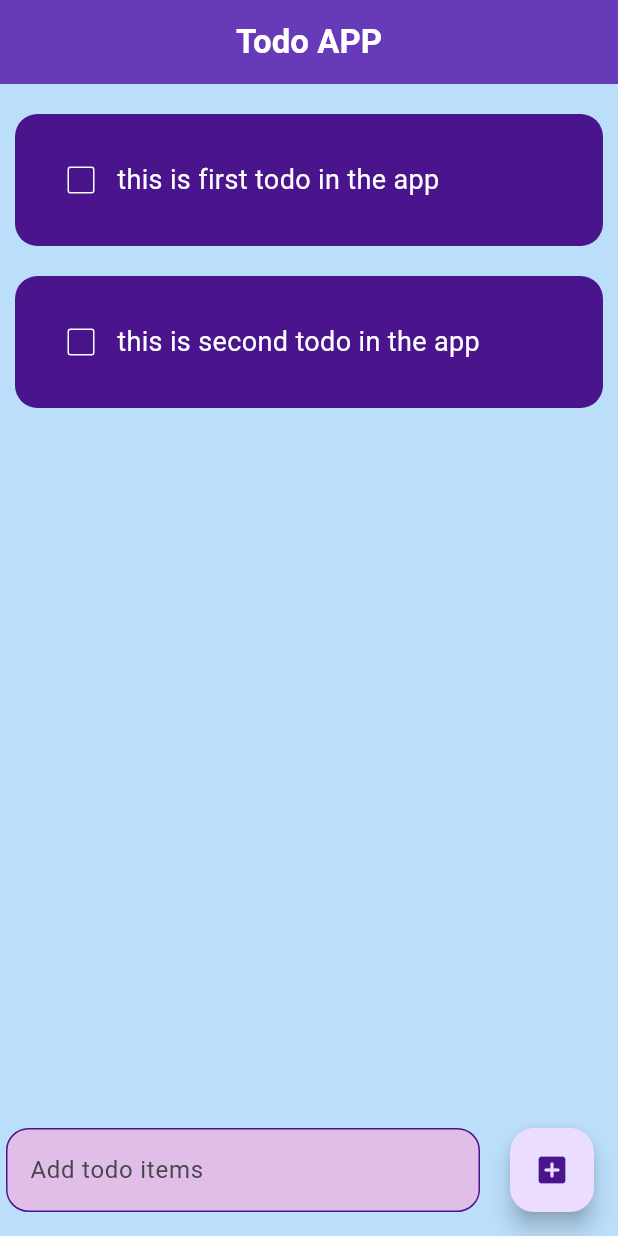
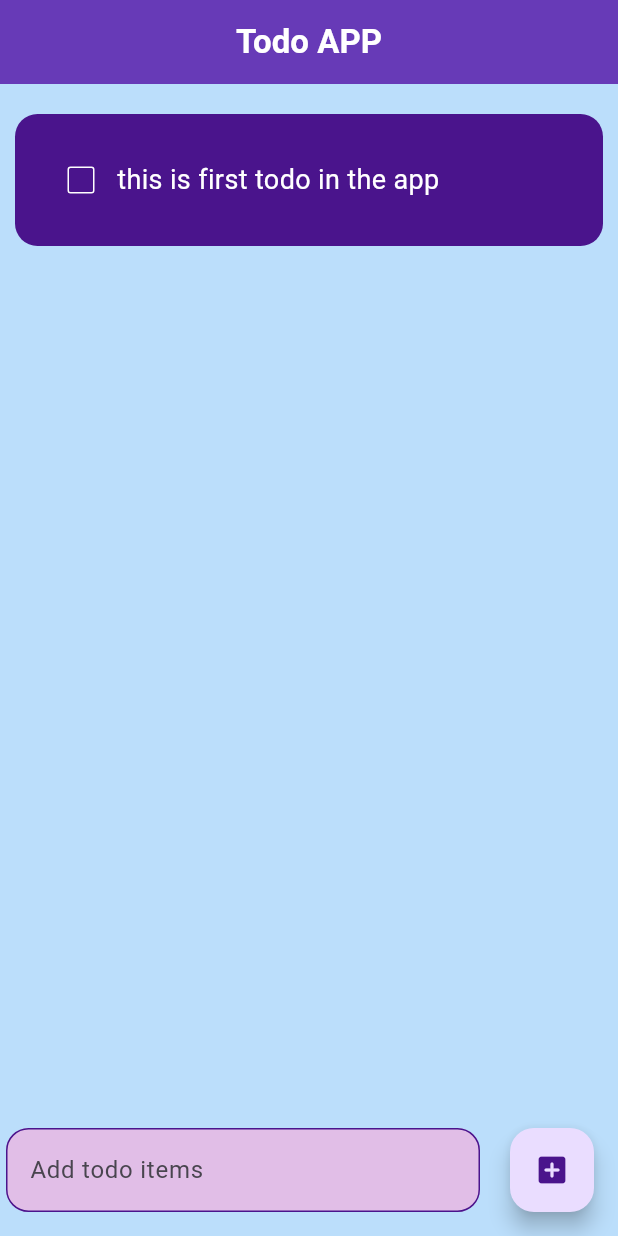
Before and after one commit to mohajjalinkhan/todo_app, a Flutter app: the screen it shows after launch, on a phone screen of 412 x 824 dp. Run offline on Flutter 3.47's test engine with Material 3 defaults, Android fonts, the phone set to English and light mode, and no system bars; drawn by our look-alikes of flutter_slidable.

```diff
--- a/lib/main.dart
+++ b/lib/main.dart
@@ -4,10 +4,8 @@ import 'package:todo_app_flutter/utils/todo_home_page.dart';
 void main() {
   runApp(const MyApp());
 }
-
 class MyApp extends StatelessWidget {
   const MyApp({super.key});
-
   // This widget is the root of your application.
   @override
   Widget build(BuildContext context) {
--- a/lib/utils/todo_home_page.dart
+++ b/lib/utils/todo_home_page.dart
@@ -9,20 +9,35 @@ class TodoHomePage extends StatefulWidget {
 }
 
 class _TodoHomePageState extends State<TodoHomePage> {
+// added controller to take user input
+  final _controller = TextEditingController();
+
   // added array and set one sample value text = "" and for check box = false
   List todoList = [
     ["this is first todo in the app", false],
-    ["this is second todo in the app", false],
   ];
 
   // check box function
   void chekBoxChanged(int index) {
     setState(() {
       todoList[index][1] = !todoList[index][1];
+      // clearing old text store in side _controller
+      _controller.clear();
     });
   }
+
   // adding add todo funcnality
-
+  void addNewTask() {
+    setState(() {
+      todoList.add([_controller.text, false]);
+    });
+  }
+  // deleteTask function
+  void deleteTasks(int index) {
+    setState(() {
+      todoList.removeAt(index);
+    });
+  }
   @override
   Widget build(BuildContext context) {
     return Scaffold(
@@ -45,6 +60,7 @@ class _TodoHomePageState extends State<TodoHomePage> {
             taskName: todoList[index][0],
             taskComplited: todoList[index][1],
             onChange: (value) => chekBoxChanged(index),
+            deleteFunction: (context) => deleteTasks(index),
           );
         },
       ),
@@ -53,7 +69,10 @@ class _TodoHomePageState extends State<TodoHomePage> {
           Expanded(
             child: Padding(
               padding: const EdgeInsets.symmetric(horizontal: 20),
+
+              // text field to store user text
               child: TextField(
+                controller: _controller,
                 decoration: InputDecoration(
                   hintText: "Add todo items",
                   filled: true,
--- a/lib/utils/todo_list.dart
+++ b/lib/utils/todo_list.dart
@@ -1,19 +1,32 @@
 import 'package:flutter/material.dart';
+import 'package:flutter_slidable/flutter_slidable.dart';
 
 class TodoList extends StatelessWidget {
   const TodoList(
       {super.key,
       required this.taskName,
       required this.taskComplited,
-      this.onChange});
+      required this.onChange,
+      required this.deleteFunction});
   final String taskName;
   final bool taskComplited;
   final Function(bool?)? onChange;
+  final Function(BuildContext) deleteFunction;
 
   @override
   Widget build(BuildContext context) {
     return Padding(
       padding: const EdgeInsets.only(top: 20, left: 10, right: 10, bottom: 0),
+      child: Slidable(
+        endActionPane: ActionPane(motion: StretchMotion(), children: [
+          SlidableAction(
+            onPressed: deleteFunction,
+            icon: Icons.delete,
+            borderRadius: BorderRadius.circular(10),
+            backgroundColor: Colors.red.shade200,
+
+          )
+        ]),
         child: Container(
           decoration: BoxDecoration(
               color: Colors.purple.shade900,
@@ -32,11 +45,11 @@ class TodoList extends StatelessWidget {
                     color: Colors.white,
                     decoration: taskComplited
                         ? TextDecoration.lineThrough
-                      : TextDecoration.none
-                      , decorationColor: Colors.white),
-
+                        : TextDecoration.none,
+                    decorationColor: Colors.white),
               ),
             ],
+          ),
         ),
       ),
     );
--- a/pubspec.yaml
+++ b/pubspec.yaml
@@ -34,6 +34,7 @@ dependencies:
   # The following adds the Cupertino Icons font to your application.
   # Use with the CupertinoIcons class for iOS style icons.
   cupertino_icons: ^1.0.8
+  flutter_slidable: ^3.1.2
 
 dev_dependencies:
   flutter_test:
```
Also changed, not shown: pubspec.lock. Lines whose indentation alone changed are shown as unchanged.
